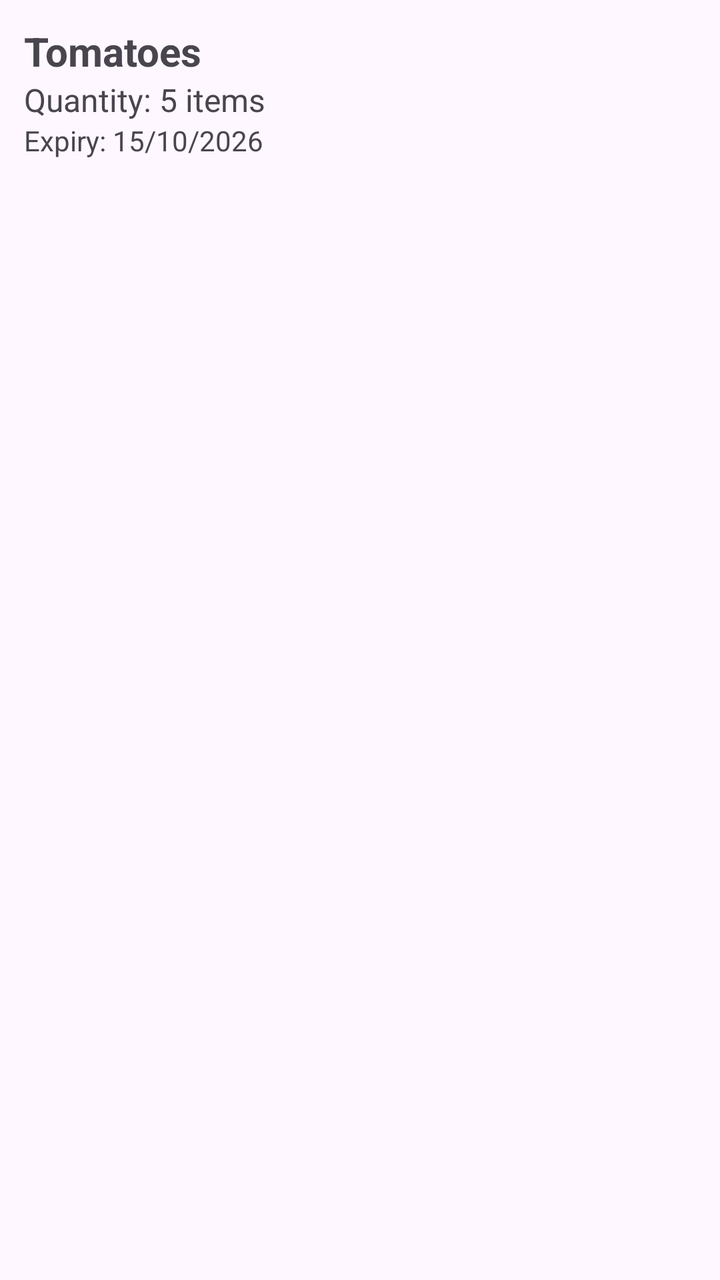
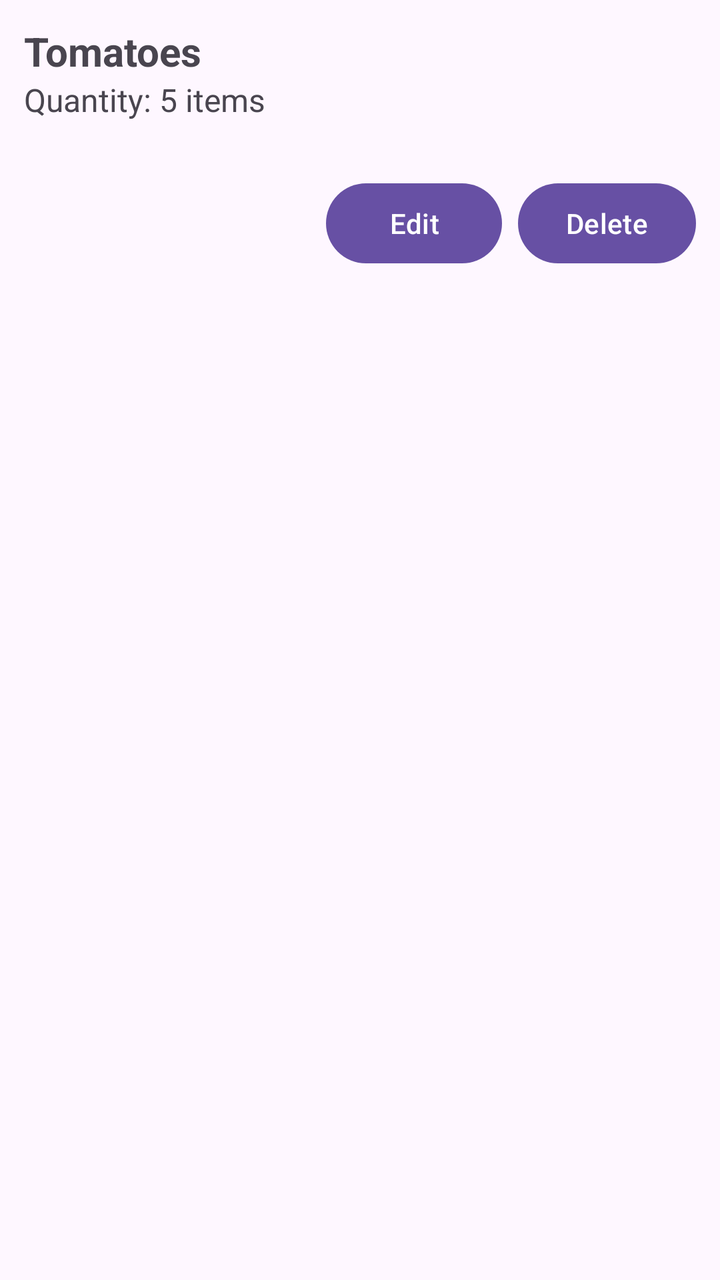

Before-and-after screenshots of an Android layout around one commit, followed by the original layout XML and the change that was made.
<!-- AndroidManifest.xml: application theme Theme.SmartPantryManager -->
<!-- res/layout/pantry_item.xml -->
<?xml version="1.0" encoding="utf-8"?>
<LinearLayout
    xmlns:android="http://schemas.android.com/apk/res/android"
    android:layout_width="match_parent"
    android:layout_height="wrap_content"
    android:orientation="vertical"
    android:padding="12dp">

    
    <TextView
        android:id="@+id/itemName"
        android:layout_width="match_parent"
        android:layout_height="wrap_content"
        android:text="Tomatoes"
        android:textSize="20sp"
        android:textStyle="bold" />

    
    <TextView
        android:id="@+id/itemQuantity"
        android:layout_width="match_parent"
        android:layout_height="wrap_content"
        android:text="Quantity: 5 items"
        android:textSize="16sp" />

    
    <TextView
        android:id="@+id/itemExpiry"
        android:layout_width="match_parent"
        android:layout_height="wrap_content"
        android:text="Expiry: 15/10/2026"
        android:textSize="14sp" />

</LinearLayout>
<!-- resources referenced by this layout -->
<resources>
  <style name="Theme.SmartPantryManager" parent="Base.Theme.SmartPantryManager" />
  <style name="Base.Theme.SmartPantryManager" parent="Theme.Material3.DayNight.NoActionBar">
          
          
      </style>
</resources>

<!-- the commit's change to res/layout/pantry_item.xml (unified diff, before → after) -->
@@ -28,7 +28,28 @@
         android:id="@+id/itemExpiry"
         android:layout_width="match_parent"
         android:layout_height="wrap_content"
-        android:text="Expiry: 15/10/2026"
         android:textSize="14sp" />
 
+    <LinearLayout
+        android:layout_width="match_parent"
+        android:layout_height="wrap_content"
+        android:orientation="horizontal"
+        android:gravity="end"
+        android:layout_marginTop="8dp">
+
+        <Button
+            android:id="@+id/editButton"
+            android:layout_width="wrap_content"
+            android:layout_height="wrap_content"
+            android:text="Edit" />
+
+        <Button
+            android:id="@+id/deleteButton"
+            android:layout_width="wrap_content"
+            android:layout_height="wrap_content"
+            android:layout_marginStart="8dp"
+            android:text="Delete" />
+
+    </LinearLayout>
+
 </LinearLayout>
